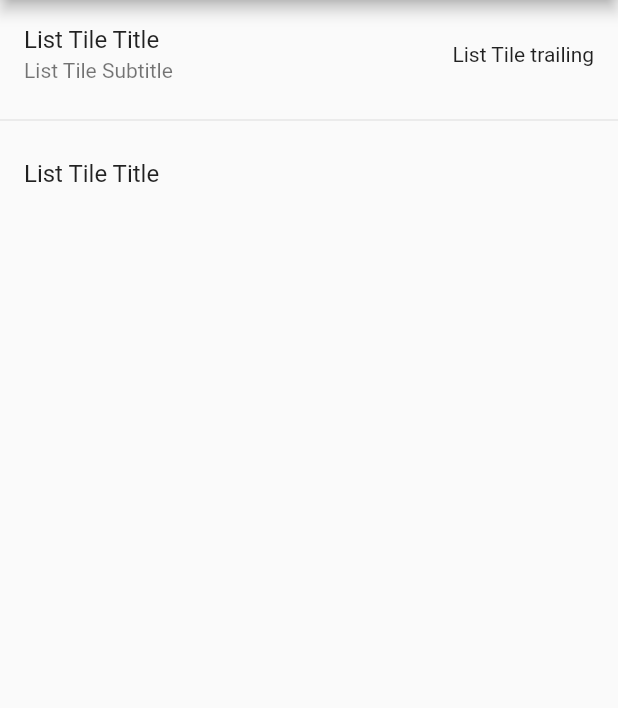
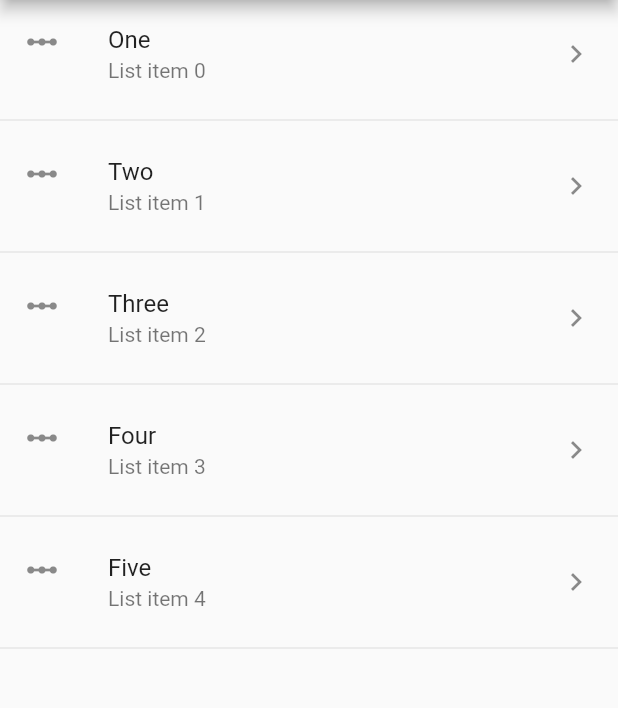
Before and after one commit to ascstb/FlutterCourse, a Flutter app: the screen it shows after launch, on a phone screen of 412 x 824 dp, the part 84-792 px from its top. Run offline on Flutter 3.47's test engine with Material 2 defaults, Android fonts, the phone set to English and light mode, and no system bars.

Commit message:
Section 6 - Lesson 63: List Tiles

```diff
--- a/components_app/lib/src/pages/home_temp.dart
+++ b/components_app/lib/src/pages/home_temp.dart
@@ -1,6 +1,8 @@
 import 'package:flutter/material.dart';
 
 class HomePageTemp extends StatelessWidget {
+  final options = ["One", "Two", "Three", "Four", "Five"];
+
   @override
   Widget build(BuildContext context) {
     return Scaffold(
@@ -8,18 +10,42 @@ class HomePageTemp extends StatelessWidget {
         title: Text("Components Temp"),
       ),
       body: ListView(
-        children: [
-          ListTile(
-            title: Text("List Tile Title"),
-            subtitle: Text("List Tile Subtitle"),
-            trailing: Text("List Tile trailing"),
-          ),
-          Divider(),
-          ListTile(
-            title: Text("List Tile Title"),
-          )
-        ],
+        children: _createItemsShort(),
       ),
     );
   }
+
+  /*List<Widget> _createItems() {
+    List<Widget> result = List<Widget>();
+
+    for (int i = 0; i < options.length; i++) {
+      result
+        ..add(ListTile(
+          title: Text(options[i]),
+          trailing: Text("List Item $i"),
+        ))
+        ..add(Divider());
+    }
+
+    return result;
+  }*/
+
+  List<Widget> _createItemsShort() => options
+      .map((e) => Column(
+            children: [
+              ListTile(
+                title: Text(e),
+                subtitle: Text("List item ${options.indexOf(e)}"),
+                leading: Icon(Icons.linear_scale),
+                trailing: Icon(Icons.keyboard_arrow_right),
+                onTap: _onItemClicked,
+              ),
+              Divider()
+            ],
+          ))
+      .toList();
+
+  void _onItemClicked() {
+    print("HomePageTemp_TAG: _onItemClicked: ");
+  }
 }
```
